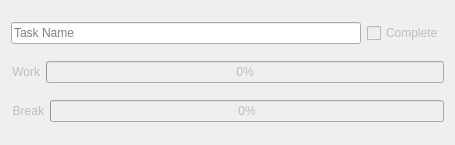
Above: task.ui from HousedHorse/pomodoro before the change. Below: the same form after it.
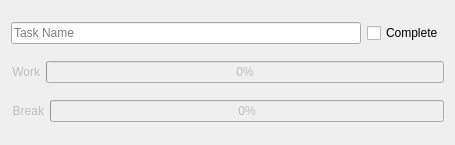
That is the form after the change.

Commit message: getting closer to a final version of the ui

What changed in the file:
```diff
--- a/task.ui
+++ b/task.ui
@@ -99,7 +99,7 @@
      <item>
       <widget class="QCheckBox" name="checkBox">
        <property name="enabled">
-        <bool>false</bool>
+        <bool>true</bool>
        </property>
        <property name="toolTip">
         <string>Mark task as complete</string>
```
The commit also changes 7 other files.
